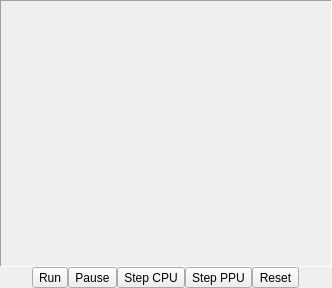
Old version of the form emulator/nesemulatordockwidget.ui in the repository christopherpow/nesicide.
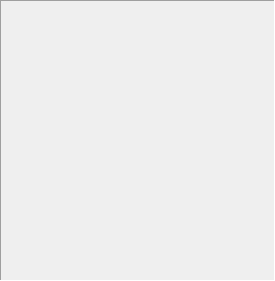
New version of the form. Icons and pictures are not drawn.

Commit message: Moving emulator controls to a separate widget that can be embedded anywhere

The edit to the form file:
```diff
--- a/emulator/nesemulatordockwidget.ui
+++ b/emulator/nesemulatordockwidget.ui
@@ -6,14 +6,20 @@
    <rect>
     <x>0</x>
     <y>0</y>
-    <width>332</width>
-    <height>288</height>
+    <width>275</width>
+    <height>281</height>
    </rect>
   </property>
+  <property name="sizePolicy">
+   <sizepolicy hsizetype="Minimum" vsizetype="Minimum">
+    <horstretch>0</horstretch>
+    <verstretch>0</verstretch>
+   </sizepolicy>
+  </property>
   <property name="minimumSize">
    <size>
-    <width>332</width>
-    <height>288</height>
+    <width>275</width>
+    <height>281</height>
    </size>
   </property>
   <property name="windowTitle">
@@ -21,9 +27,6 @@
   </property>
   <widget class="QWidget" name="dockWidgetContents">
    <layout class="QGridLayout" name="gridLayout_2">
-    <property name="sizeConstraint">
-     <enum>QLayout::SetDefaultConstraint</enum>
-    </property>
     <property name="margin">
      <number>0</number>
     </property>
@@ -31,17 +34,6 @@
      <number>0</number>
     </property>
     <item row="0" column="0">
-     <layout class="QHBoxLayout" name="horizontalLayout_2">
-      <property name="spacing">
-       <number>0</number>
-      </property>
-      <property name="sizeConstraint">
-       <enum>QLayout::SetMinimumSize</enum>
-      </property>
-      <property name="topMargin">
-       <number>0</number>
-      </property>
-      <item>
        <widget class="QFrame" name="frame">
         <property name="sizePolicy">
          <sizepolicy hsizetype="Minimum" vsizetype="Minimum">
@@ -93,163 +85,8 @@
        </widget>
       </item>
      </layout>
-    </item>
-    <item row="1" column="0">
-     <layout class="QHBoxLayout" name="horizontalLayout">
-      <property name="spacing">
-       <number>0</number>
-      </property>
-      <property name="sizeConstraint">
-       <enum>QLayout::SetDefaultConstraint</enum>
-      </property>
-      <property name="margin">
-       <number>0</number>
-      </property>
-      <item>
-       <spacer name="horizontalSpacer_4">
-        <property name="orientation">
-         <enum>Qt::Horizontal</enum>
-        </property>
-        <property name="sizeHint" stdset="0">
-         <size>
-          <width>40</width>
-          <height>1</height>
-         </size>
-        </property>
-       </spacer>
-      </item>
-      <item>
-       <widget class="QToolButton" name="playButton">
-        <property name="text">
-         <string>Run</string>
-        </property>
-        <property name="icon">
-         <iconset resource="../resource.qrc">
-          <normaloff>:/resources/stock_media-play.svg</normaloff>:/resources/stock_media-play.svg</iconset>
-        </property>
-        <property name="iconSize">
-         <size>
-          <width>16</width>
-          <height>16</height>
-         </size>
-        </property>
-        <property name="toolButtonStyle">
-         <enum>Qt::ToolButtonTextBesideIcon</enum>
-        </property>
-       </widget>
-      </item>
-      <item>
-       <widget class="QToolButton" name="pauseButton">
-        <property name="enabled">
-         <bool>true</bool>
-        </property>
-        <property name="text">
-         <string>Pause</string>
-        </property>
-        <property name="icon">
-         <iconset resource="../resource.qrc">
-          <normaloff>:/resources/stock_media-pause.svg</normaloff>:/resources/stock_media-pause.svg</iconset>
-        </property>
-        <property name="iconSize">
-         <size>
-          <width>16</width>
-          <height>16</height>
-         </size>
-        </property>
-        <property name="toolButtonStyle">
-         <enum>Qt::ToolButtonTextBesideIcon</enum>
-        </property>
-       </widget>
-      </item>
-      <item>
-       <widget class="QToolButton" name="stepCPUButton">
-        <property name="styleSheet">
-         <string notr="true"/>
-        </property>
-        <property name="text">
-         <string>Step CPU</string>
-        </property>
-        <property name="icon">
-         <iconset resource="../resource.qrc">
-          <normaloff>:/resources/stock_right.svg</normaloff>:/resources/stock_right.svg</iconset>
-        </property>
-        <property name="toolButtonStyle">
-         <enum>Qt::ToolButtonTextBesideIcon</enum>
-        </property>
-        <property name="autoRaise">
-         <bool>false</bool>
-        </property>
-        <property name="arrowType">
-         <enum>Qt::NoArrow</enum>
-        </property>
-       </widget>
-      </item>
-      <item>
-       <widget class="QToolButton" name="stepPPUButton">
-        <property name="enabled">
-         <bool>true</bool>
-        </property>
-        <property name="text">
-         <string>Step PPU</string>
-        </property>
-        <property name="icon">
-         <iconset resource="../resource.qrc">
-          <normaloff>:/resources/stock_right.svg</normaloff>:/resources/stock_right.svg</iconset>
-        </property>
-        <property name="iconSize">
-         <size>
-          <width>16</width>
-          <height>16</height>
-         </size>
-        </property>
-        <property name="toolButtonStyle">
-         <enum>Qt::ToolButtonTextBesideIcon</enum>
-        </property>
-       </widget>
-      </item>
-      <item>
-       <widget class="QToolButton" name="resetButton">
-        <property name="sizePolicy">
-         <sizepolicy hsizetype="Fixed" vsizetype="Fixed">
-          <horstretch>0</horstretch>
-          <verstretch>0</verstretch>
-         </sizepolicy>
-        </property>
-        <property name="text">
-         <string>Reset</string>
-        </property>
-        <property name="icon">
-         <iconset resource="../resource.qrc">
-          <normaloff>:/resources/stock_exit.svg</normaloff>:/resources/stock_exit.svg</iconset>
-        </property>
-        <property name="toolButtonStyle">
-         <enum>Qt::ToolButtonTextBesideIcon</enum>
-        </property>
-        <property name="arrowType">
-         <enum>Qt::NoArrow</enum>
-        </property>
-       </widget>
-      </item>
-      <item>
-       <spacer name="horizontalSpacer">
-        <property name="orientation">
-         <enum>Qt::Horizontal</enum>
-        </property>
-        <property name="sizeHint" stdset="0">
-         <size>
-          <width>40</width>
-          <height>1</height>
-         </size>
-        </property>
-       </spacer>
-      </item>
-     </layout>
-    </item>
-   </layout>
-  </widget>
- </widget>
- <resources>
-  <include location="../resource.qrc"/>
- </resources>
+  </widget>
+ </widget>
+ <resources/>
  <connections/>
 </ui>
```
Lines whose indentation alone changed are shown as unchanged. The commit also changes 5 other files.
